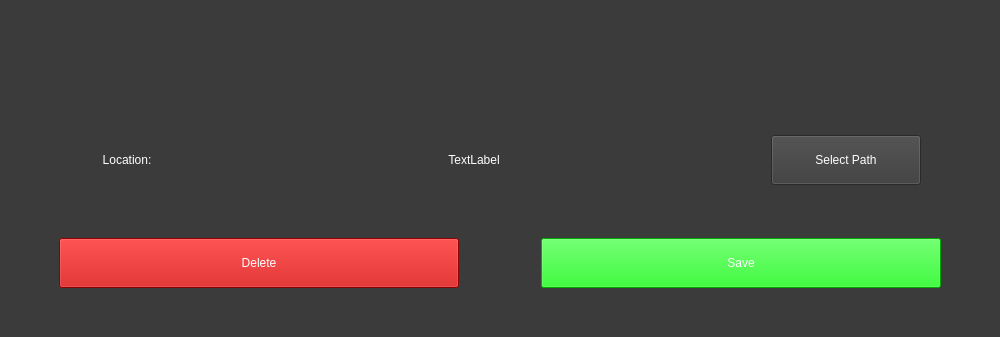
First picture: the form in Form/main_window.ui, repository joelmakes/FilterMe, before the edit; both pictures show x 0 to 1000 and y 563 to 900 of the 1000 by 900 pixel window.
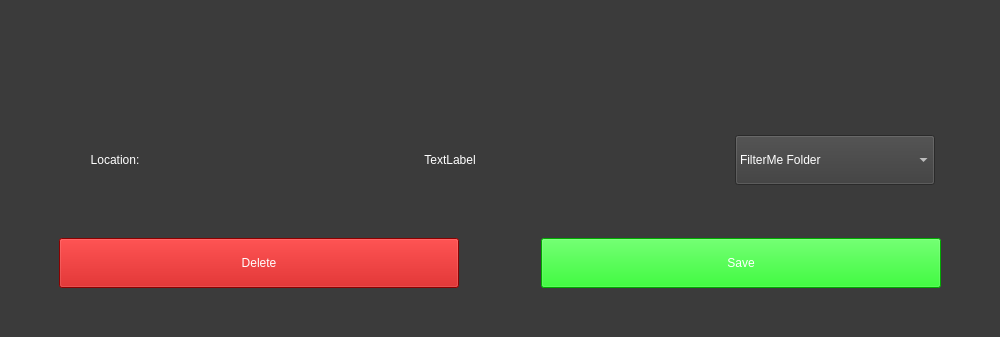
Second picture: the form after the edit. The open tabs and pages were chosen to show the change.

Commit message: Update path selection widget to use QComboBox with new options and adjusted sizes

```diff
--- a/Form/main_window.ui
+++ b/Form/main_window.ui
@@ -458,25 +458,60 @@
                  </widget>
                 </item>
                 <item>
-                 <widget class="QPushButton" name="button_selector">
+                 <widget class="QComboBox" name="comboBox">
                   <property name="minimumSize">
                    <size>
-                    <width>140</width>
-                    <height>40</height>
+                    <width>200</width>
+                    <height>50</height>
                    </size>
                   </property>
                   <property name="maximumSize">
                    <size>
-                    <width>150</width>
+                    <width>200</width>
                     <height>50</height>
                    </size>
                   </property>
+                  <property name="layoutDirection">
+                   <enum>Qt::LayoutDirection::LeftToRight</enum>
+                  </property>
                   <property name="styleSheet">
-                   <string notr="true">font: 12pt &quot;Segoe UI&quot;;</string>
+                   <string notr="true">color: rgb(255, 255, 255);
+font: 12pt &quot;Segoe UI&quot;;</string>
                   </property>
-                  <property name="text">
-                   <string>Select Path</string>
+                  <property name="sizeAdjustPolicy">
+                   <enum>QComboBox::SizeAdjustPolicy::AdjustToContentsOnFirstShow</enum>
                   </property>
+                  <property name="iconSize">
+                   <size>
+                    <width>16</width>
+                    <height>16</height>
+                   </size>
+                  </property>
+                  <item>
+                   <property name="text">
+                    <string>FilterMe Folder</string>
+                   </property>
+                  </item>
+                  <item>
+                   <property name="text">
+                    <string>Pictures</string>
+                   </property>
+                  </item>
+                  <item>
+                   <property name="text">
+                    <string>Documents</string>
+                   </property>
+                  </item>
+                  <item>
+                   <property name="text">
+                    <string>Desktop</string>
+                   </property>
+                  </item>
+                  <item>
+                   <property name="text">
+                    <string>Home</string>
+                   </property>
+                  </item>
                  </widget>
                 </item>
                </layout>
```
Left out of the diff: 2 changed lines with no effect on the pictures.
